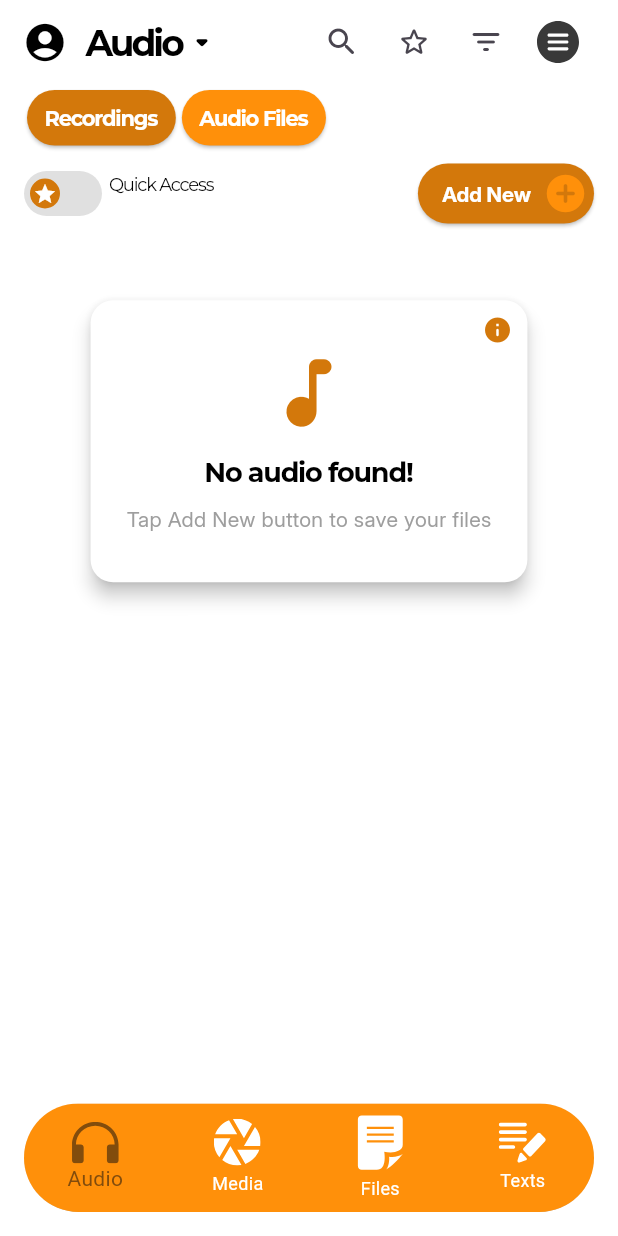
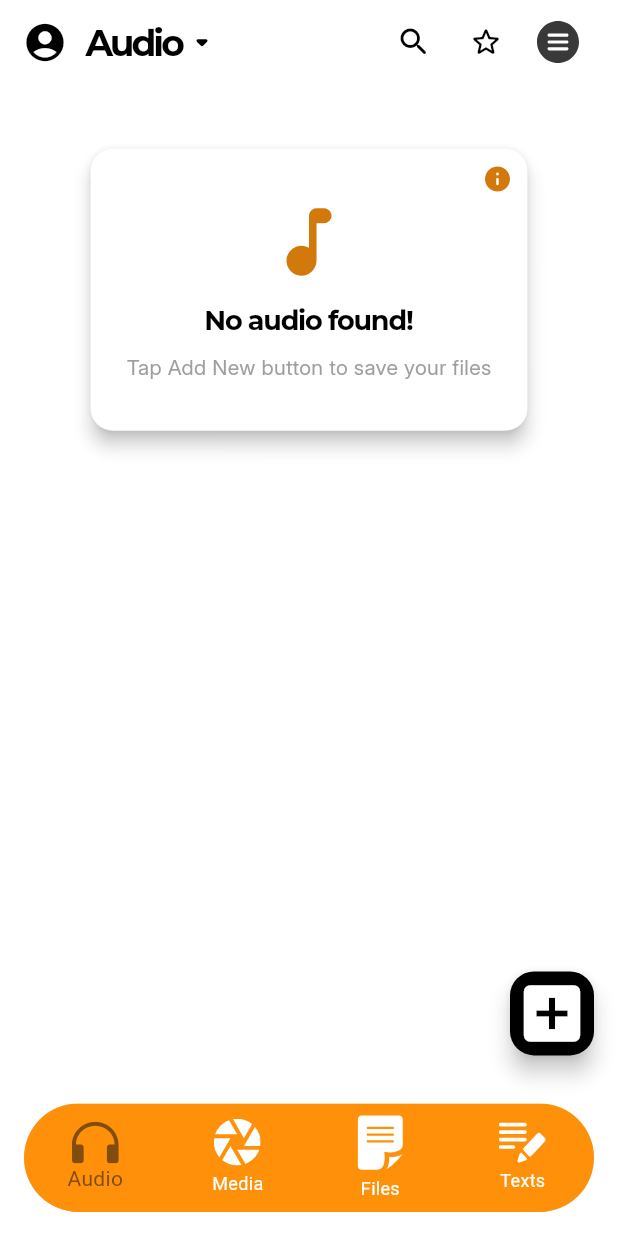
Before and after one commit to credes-tech/shelf, a Flutter app: the screen it shows after launch, on a phone screen of 412 x 824 dp. Run offline on Flutter 3.47's test engine with Material 3 defaults, Android fonts, the light colour scheme and no system bars; our stand-ins replace audioplayers, device_info_plus, file_picker, firebase_core, flutter_dotenv, flutter_riverpod and 8 more; missing offline and left inert: flutter_quill, get_thumbnail_video, syncfusion_flutter_pdfviewer; accounts and stored records are empty; project files that could hold a hidden picture were left out.

Commit message:
refactored audio screen.. bug remaining-pinned audios

```diff
--- a/lib/modules/home/ui/pages/AudioScreen.dart
+++ b/lib/modules/home/ui/pages/AudioScreen.dart
@@ -29,6 +29,7 @@ class _AudioScreenState extends ConsumerState<AudioScreen> {
   final AudioPlayer _audioPlayer = AudioPlayer();
   final Map<String, bool> _isPlaying = {};
   final Map<String, bool> _isOpen = {};
+  bool isPinActive = false;
   bool isSubCategoryActive = false;
 
   final String emptyHeading = "No audio found!";
@@ -68,9 +69,27 @@ class _AudioScreenState extends ConsumerState<AudioScreen> {
     });
   }
 
-  Future<void> _togglePlayPause(String filePath) async {
+  void _togglePlayPause(String filePath, {BuildContext? context}) {
+    if (context != null) {
+      showModalBottomSheet(
+        context: context,
+        builder: (context) => Container(
+          padding: EdgeInsets.all(16),
+          height: 200,
+          child: Column(
+            crossAxisAlignment: CrossAxisAlignment.start,
+            children: [
+              Text('Details',
+                  style: TextStyle(fontSize: 18, fontWeight: FontWeight.bold)),
+              Divider(),
+              Text('You selected:', style: TextStyle(fontSize: 16)),
+            ],
+          ),
+        ),
+      );
+    }
     if (_isPlaying[filePath] == true) {
-      await _audioPlayer.pause();
+      _audioPlayer.pause();
       setState(() {
         _isPlaying[filePath] = false;
       });
@@ -81,7 +100,7 @@ class _AudioScreenState extends ConsumerState<AudioScreen> {
         _isPlaying[filePath] = true;
         _position = Duration.zero;
       });
-      await _audioPlayer.play(DeviceFileSource(filePath));
+      _audioPlayer.play(DeviceFileSource(filePath));
     }
   }
 
@@ -139,9 +158,9 @@ class _AudioScreenState extends ConsumerState<AudioScreen> {
 
   @override
   Widget build(BuildContext context) {
-    final audioList = ref.watch(audioProvider);
     final bool audioPinnedNotifier =
         ref.read(audioProvider.notifier).showOnlyPinned;
+    final audioList = ref.watch(audioProvider);
     return Scaffold(
       backgroundColor: Colors.white,
       appBar: AppBar(
@@ -174,9 +193,18 @@ class _AudioScreenState extends ConsumerState<AudioScreen> {
         ),
         titleSpacing: 0.0,
         actions: [
-          IconButton(onPressed: () {}, icon: Icon(Icons.search_rounded)),
-          IconButton(onPressed: () {}, icon: Icon(Icons.star_border_rounded)),
-          IconButton(onPressed: () {}, icon: Icon(Icons.filter_list_rounded)),
+          IconButton(
+            onPressed: () {},
+            icon: Icon(Icons.search_rounded),
+            color: Colors.black,
+          ),
+          IconButton(
+            onPressed: () => pinController(audioPinnedNotifier),
+            icon: Icon(
+              isPinActive ? Icons.star_rounded : Icons.star_border_rounded,
+            ),
+            color: Colors.black,
+          ),
           Padding(
             padding: EdgeInsets.only(right: AppSpacing.medium),
             child: PopupMenuButton<String>(
@@ -200,6 +228,7 @@ class _AudioScreenState extends ConsumerState<AudioScreen> {
         mainAxisAlignment: MainAxisAlignment.start,
         crossAxisAlignment: CrossAxisAlignment.center,
         children: [
+          if (isSubCategoryActive)
             HomePillBar(
               source: source,
               selectedSource: selectedSource,
@@ -210,59 +239,6 @@ class _AudioScreenState extends ConsumerState<AudioScreen> {
                   selectedSource = index; // Update selected pill
                 });
               },
-          ),
-          Container(
-            padding: EdgeInsets.symmetric(
-                horizontal: AppSpacing.medium, vertical: AppSpacing.xSmall),
-            decoration: BoxDecoration(
-                color: Colors.transparent,
-                borderRadius: BorderRadius.only(
-                    bottomLeft: Radius.circular(20.0),
-                    bottomRight: Radius.circular(20.0))),
-            child: Row(
-              mainAxisAlignment: MainAxisAlignment.spaceBetween,
-              crossAxisAlignment: CrossAxisAlignment.center,
-              children: [
-                Row(
-                  mainAxisAlignment: MainAxisAlignment.start,
-                  crossAxisAlignment: CrossAxisAlignment.start,
-                  children: [
-                    HomeToggler(
-                      initialValue: audioPinnedNotifier,
-                      onChanged: (audioPinnedNotifier) {
-                        ref.read(audioProvider.notifier).togglePinnedFilter();
-                      },
-                      color: AppColors.onboardDarkOrange,
-                    ),
-                    SizedBox(
-                      width: 5,
-                    ),
-                    Text("Quick Access", style: AppTextStyles.pinLabelText),
-                  ],
-                ),
-                ElevatedButton(
-                  onPressed: onTapAudioBtn,
-                  style: ElevatedButton.styleFrom(
-                      padding: EdgeInsets.only(
-                          left: AppSpacing.medium,
-                          right: AppSpacing.xSmall,
-                          top: AppSpacing.xSmall,
-                          bottom: AppSpacing.xSmall),
-                      backgroundColor: AppColors.onboardDarkOrange),
-                  child: Row(
-                    children: [
-                      Text("Add New", style: AppTextStyles.homePinned),
-                      SizedBox(width: 8),
-                      Icon(
-                        Icons.add_circle_rounded,
-                        size: 30,
-                        color: AppColors.onboardLightOrange,
-                      )
-                    ],
-                  ),
-                )
-              ],
-            ),
             ),
           audioList.isEmpty
               ? HomeCard(
@@ -451,17 +427,22 @@ class _AudioScreenState extends ConsumerState<AudioScreen> {
                                             ),
                                           ],
                                         )
-                                      : Row(
+                                      : Container(
+                                          height: 69,
+                                          child: Row(
                                             mainAxisAlignment:
                                                 MainAxisAlignment.start,
                                             crossAxisAlignment:
                                                 CrossAxisAlignment.center,
                                             children: [
                                               IconButton(
-                                              onPressed: () => _togglePlayPause(
-                                                  audio.filePath),
+                                                onPressed: () =>
+                                                    _togglePlayPause(
+                                                        audio.filePath,
+                                                        context: context),
                                                 icon: Icon(
-                                                Icons.play_circle_fill_rounded,
+                                                  Icons
+                                                      .play_circle_fill_rounded,
                                                   size: 40,
                                                   color: Colors.black,
                                                 ),
@@ -474,7 +455,8 @@ class _AudioScreenState extends ConsumerState<AudioScreen> {
                                                 children: [
                                                   SizedBox(
                                                     height: 30,
-                                                  width: MediaQuery.of(context)
+                                                    width:
+                                                        MediaQuery.of(context)
                                                                 .size
                                                                 .width *
                                                             (audio.isPinned
@@ -505,10 +487,20 @@ class _AudioScreenState extends ConsumerState<AudioScreen> {
                                             ],
                                           ),
                                         ),
+                                ),
                         );
                       }),
                 ),
         ],
+      ),
+      floatingActionButton: FloatingActionButton(
+        onPressed: () => onTapAudioBtn(context),
+        backgroundColor: Colors.black,
+        child: Icon(
+          Icons.add_box,
+          size: 50,
+          color: Colors.white,
+        ),
       ),
     );
   }
@@ -531,7 +523,7 @@ class _AudioScreenState extends ConsumerState<AudioScreen> {
     );
   }
 
-  void onTapAudioBtn() async {
+  void onTapAudioBtn(BuildContext context) async {
     bool isGranted = await PermissionService.requestAudioPermission();
     if (isGranted == true) {
       await ref.read(audioProvider.notifier).pickAndSaveAudio();
@@ -570,4 +562,12 @@ class _AudioScreenState extends ConsumerState<AudioScreen> {
     }
     ref.read(audioProvider.notifier).togglePin(fileName);
   }
+
+  void pinController(bool audioPinnedNotifier) {
+    ref.read(audioProvider.notifier).togglePinnedFilter();
+    setState(() {
+      isPinActive = audioPinnedNotifier;
+    });
+    print(isPinActive);
   }
+}
```
Lines whose indentation alone changed are shown as unchanged.
